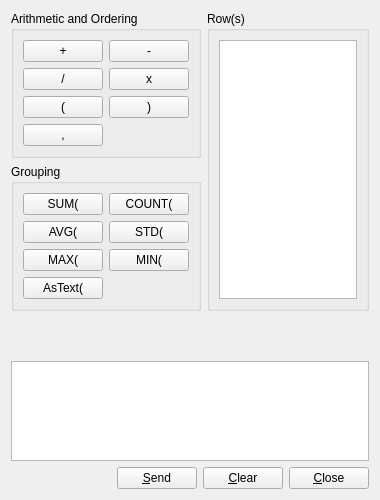
Before: the Qt Designer form source_code/system_sys/source_code/gui/Sys_Sql_Help_Row_Wid.ui in dabachma/ProMaIDes_src, drawn with Qt 5.
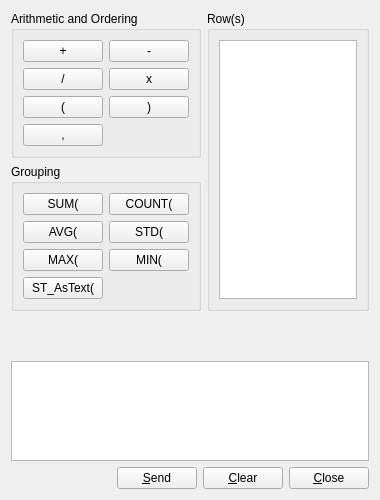
After: the same form once the commit is applied. Icons and pictures are not drawn. Custom widgets are drawn as their Qt base class.

Patch:
```diff
--- a/source_code/system_sys/source_code/gui/Sys_Sql_Help_Row_Wid.ui
+++ b/source_code/system_sys/source_code/gui/Sys_Sql_Help_Row_Wid.ui
@@ -167,7 +167,7 @@
           <item row="4" column="0">
            <widget class="Sys_Letter_Button" name="pushButton_astext">
             <property name="text">
-             <string>AsText(</string>
+             <string>ST_AsText(</string>
             </property>
            </widget>
           </item>
```
Left out of the diff: 2 changed lines with no effect on the pictures.
